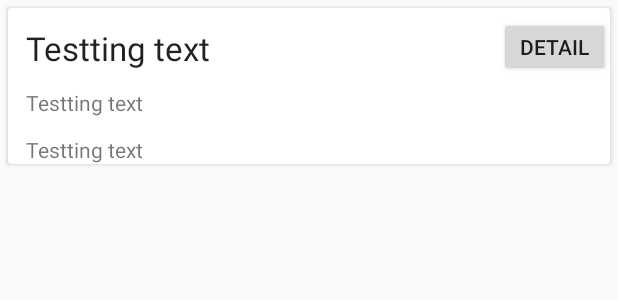
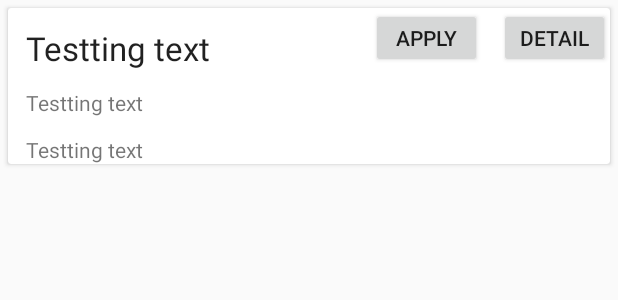
Before and after one commit to mhd-zulqarnain/Campus_recrutement_system, an Android app: the layout single_student_job_view.xml on its own in the app's theme, with its tools: preview values and no code run, on a phone screen of 412 x 824 dp. Shown: the top 300 px of the screen. Run offline under Robolectric (Android 15) with nearby library versions, the phone set to English and light mode, and no system bars.

Commit message:
remove error

```diff
--- a/app/src/main/java/com/example/zulqarnain/campusrecruitment/company/CompanyDashboardFragment.java
+++ b/app/src/main/java/com/example/zulqarnain/campusrecruitment/company/CompanyDashboardFragment.java
@@ -80,7 +80,7 @@ public class CompanyDashboardFragment extends Fragment {
                 Jobs job= dataSnapshot.getValue(Jobs.class);
                 int index = getIndexOf(job.getJobKey());
                 jobs.remove(index);
-                adapter.notifyItemChanged(index);
+                adapter.notifyDataSetChanged();
 
             }
 
--- a/app/src/main/java/com/example/zulqarnain/campusrecruitment/company/JobAdapter.java
+++ b/app/src/main/java/com/example/zulqarnain/campusrecruitment/company/JobAdapter.java
@@ -12,6 +12,7 @@ import android.widget.TextView;
 import com.example.zulqarnain.campusrecruitment.R;
 import com.example.zulqarnain.campusrecruitment.utils.Messege;
 import com.google.firebase.database.DatabaseReference;
+import com.google.firebase.database.FirebaseDatabase;
 
 import java.util.ArrayList;
 
@@ -77,7 +78,10 @@ public class JobAdapter extends RecyclerView.Adapter< JobAdapter.ViewJobHolder>
 
         @Override
         public void onClick(View view) {
-            ref.child(mjob.getJobKey()).removeValue();
+            String key = mjob.getJobKey();
+            ref.child(key).removeValue();
+            Log.d("viewholder", "onClick: "+getAdapterPosition());
+//            FirebaseDatabase.getInstance().getReference("applied").child(mjob.getJobKey()).removeValue();
         }
     }
 }
--- a/app/src/main/res/layout/single_student_job_view.xml
+++ b/app/src/main/res/layout/single_student_job_view.xml
@@ -45,19 +45,24 @@
                 android:textAppearance="?android:attr/textAppearanceSmall" />
 
             <Button
-                android:id="@+id/btn_detail"
-
+                android:id="@+id/btn_apply"
                 android:layout_width="74dp"
                 android:layout_height="40dp"
-                android:layout_alignBaseline="@id/job_type"
-                android:layout_alignParentEnd="true"
+                android:text="Apply"
+                android:layout_marginRight="11dp"
+                android:layout_marginEnd="11dp"
+                android:layout_alignParentTop="true"
+                android:layout_toLeftOf="@+id/btn_detail"
+                android:layout_toStartOf="@+id/btn_detail" />
+
+            <Button
+                android:id="@+id/btn_detail"
+                android:layout_width="74dp"
+                android:layout_height="40dp"
+                android:text="Detail"
+                android:layout_alignParentTop="true"
                 android:layout_alignParentRight="true"
-                android:layout_alignTop="@id/job_type"
-                android:text="Detail"
-
-
-                />
-
+                android:layout_alignParentEnd="true" />
 
 
         </RelativeLayout>
```
Also changed, not shown: app/src/main/java/com/example/zulqarnain/campusrecruitment/students/AdapterNewJob.java (+30 -3 lines), app/src/main/java/com/example/zulqarnain/campusrecruitment/students/JobDetailDialogFragment.java (+23 -8 lines), app/src/main/java/com/example/zulqarnain/campusrecruitment/students/StudentDashboardFragment.java (+32 -20 lines).
